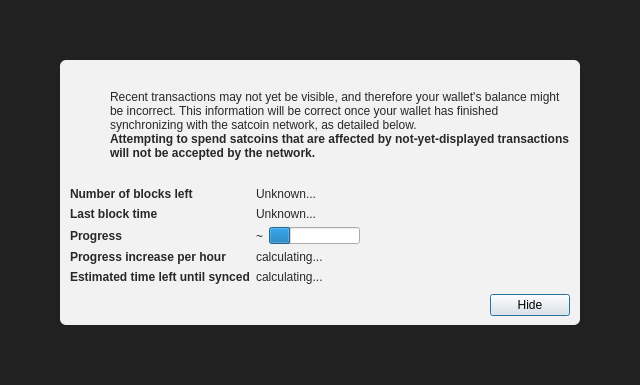
Old version of the form src/qt/forms/modaloverlay.ui in the repository minblock/satcoin.
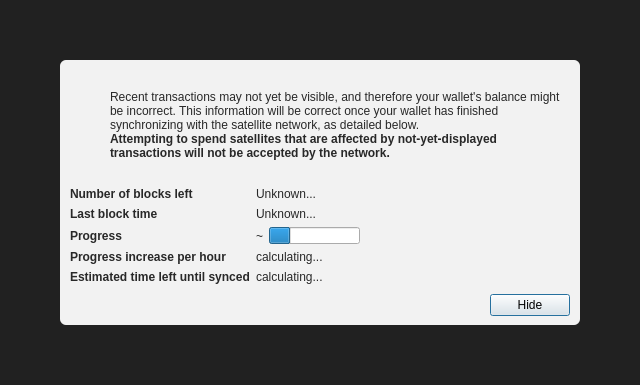
New version of the form. Icons and pictures are not drawn. Custom widgets are drawn as their Qt base class.

```diff
--- a/src/qt/forms/modaloverlay.ui
+++ b/src/qt/forms/modaloverlay.ui
@@ -130,7 +130,7 @@
              <item>
               <widget class="QLabel" name="infoText">
                <property name="text">
-                <string>Recent transactions may not yet be visible, and therefore your wallet's balance might be incorrect. This information will be correct once your wallet has finished synchronizing with the satcoin network, as detailed below.</string>
+                <string>Recent transactions may not yet be visible, and therefore your wallet's balance might be incorrect. This information will be correct once your wallet has finished synchronizing with the satellite network, as detailed below.</string>
                </property>
                <property name="textFormat">
                 <enum>Qt::RichText</enum>
@@ -149,7 +149,7 @@
                 </font>
                </property>
                <property name="text">
-                <string>Attempting to spend satcoins that are affected by not-yet-displayed transactions will not be accepted by the network.</string>
+                <string>Attempting to spend satellites that are affected by not-yet-displayed transactions will not be accepted by the network.</string>
                </property>
                <property name="textFormat">
                 <enum>Qt::RichText</enum>
```
